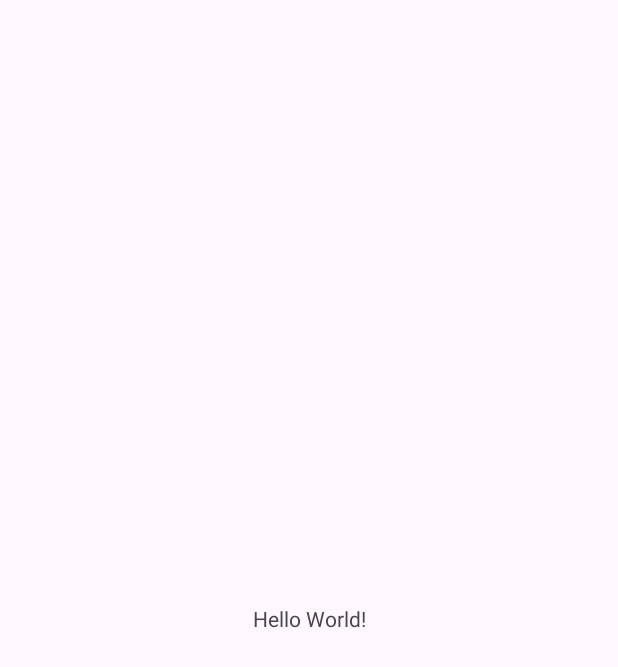
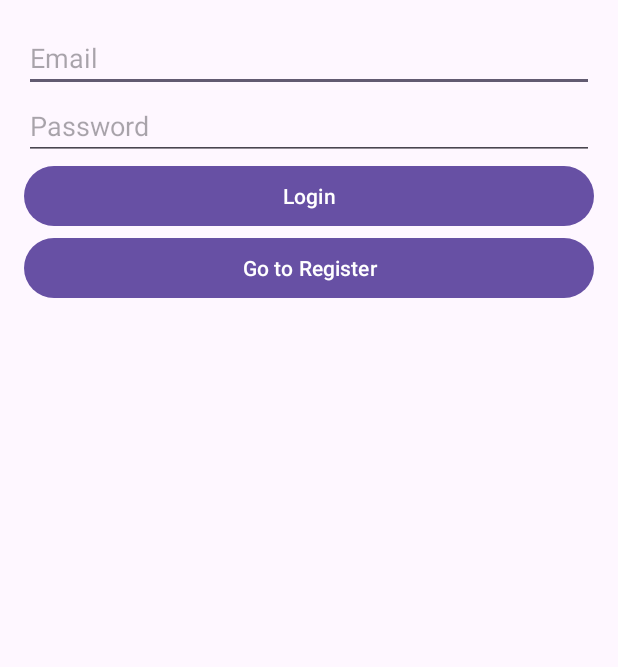
Before and after one commit to pibich/Kelompok6_Akivili, an Android app: the screen it shows after launch (MainActivity before the commit, LoginActivity after it), on a phone screen of 412 x 824 dp. Before the commit the part shown is almost empty. Shown: the top 667 px of the screen. Run offline under Robolectric (Android 15) with nearby library versions, the light colour scheme and no system bars; our stand-ins replace Firebase (no records; nobody signed in at launch, a user with empty details on screens opened directly).

Commit message:
Login and Register

```diff
--- a/app/build.gradle.kts
+++ b/app/build.gradle.kts
@@ -1,6 +1,7 @@
 plugins {
     alias(libs.plugins.android.application)
     alias(libs.plugins.kotlin.android)
+    id("com.google.gms.google-services")
 }
 
 android {
@@ -42,6 +43,11 @@ dependencies {
     implementation(libs.material)
     implementation(libs.androidx.activity)
     implementation(libs.androidx.constraintlayout)
+    implementation(platform("com.google.firebase:firebase-bom:33.4.0"))
+    implementation("com.google.firebase:firebase-analytics")
+    implementation("com.google.firebase:firebase-firestore")
+    implementation("com.google.firebase:firebase-auth-ktx")
+    implementation(libs.play.services.location)
     testImplementation(libs.junit)
     androidTestImplementation(libs.androidx.junit)
     androidTestImplementation(libs.androidx.espresso.core)
--- /dev/null
+++ b/app/src/main/java/com/example/kelompok6_akivili/LoginActivity.kt
@@ -0,0 +1,58 @@
+package com.example.kelompok6_akivili
+
+import android.content.Intent
+import android.os.Bundle
+import android.util.Log
+import android.widget.Button
+import android.widget.EditText
+import androidx.appcompat.app.AppCompatActivity
+import com.google.firebase.auth.FirebaseAuth
+
+class LoginActivity : AppCompatActivity() {
+    private lateinit var auth: FirebaseAuth
+
+    private lateinit var emailEditText: EditText
+    private lateinit var passwordEditText: EditText
+    private lateinit var loginButton: Button
+    private lateinit var registerButton: Button
+
+    override fun onCreate(savedInstanceState: Bundle?) {
+        super.onCreate(savedInstanceState)
+        setContentView(R.layout.activity_login)
+
+        auth = FirebaseAuth.getInstance()
+
+        emailEditText = findViewById(R.id.emailEditText)
+        passwordEditText = findViewById(R.id.passwordEditText)
+        loginButton = findViewById(R.id.loginButton)
+        registerButton = findViewById(R.id.registerButton)
+
+        loginButton.setOnClickListener {
+            val email = emailEditText.text.toString()
+            val password = passwordEditText.text.toString()
+            loginUser(email, password)
+        }
+
+        registerButton.setOnClickListener {
+            startActivity(Intent(this, RegisterActivity::class.java))
+        }
+    }
+
+    private fun loginUser(email: String, password: String) {
+        auth.signInWithEmailAndPassword(email, password)
+            .addOnCompleteListener { task ->
+                if (task.isSuccessful) {
+                    Log.d(TAG, "signInWithEmail:success")
+                    val user = auth.currentUser
+                    startActivity(Intent(this, MainActivity::class.java))
+                    finish()
+                } else {
+                    Log.w(TAG, "signInWithEmail:failure", task.exception)
+                }
+            }
+    }
+
+    companion object {
+        private const val TAG = "LoginActivity"
+    }
+}
--- a/app/src/main/java/com/example/kelompok6_akivili/SplashActivity.kt
+++ b/app/src/main/java/com/example/kelompok6_akivili/SplashActivity.kt
@@ -1,14 +1,22 @@
 package com.example.kelompok6_akivili
 
+import android.Manifest
 import android.content.Intent
+import android.content.pm.PackageManager
 import android.os.Bundle
 import android.os.Handler
 import android.os.Looper
 import android.view.animation.AnimationUtils
 import android.widget.ImageView
 import androidx.appcompat.app.AppCompatActivity
+import androidx.core.app.ActivityCompat
+import androidx.core.content.ContextCompat
 
 class SplashActivity : AppCompatActivity() {
+
+    companion object {
+        private const val LOCATION_PERMISSION_REQUEST_CODE = 1
+    }
 
     override fun onCreate(savedInstanceState: Bundle?) {
         super.onCreate(savedInstanceState)
@@ -18,14 +26,28 @@ class SplashActivity : AppCompatActivity() {
         val fadeIn = AnimationUtils.loadAnimation(this, R.anim.fade_in)
         logo.startAnimation(fadeIn)
 
+        if (ContextCompat.checkSelfPermission(this, Manifest.permission.ACCESS_FINE_LOCATION) != PackageManager.PERMISSION_GRANTED) {
+            ActivityCompat.requestPermissions(this, arrayOf(Manifest.permission.ACCESS_FINE_LOCATION), LOCATION_PERMISSION_REQUEST_CODE)
+        } else {
+            navigateToLogin()
+        }
+    }
+
+    private fun navigateToLogin() {
         Handler(Looper.getMainLooper()).postDelayed({
-            val fadeOut = AnimationUtils.loadAnimation(this, R.anim.fade_out)
-            logo.startAnimation(fadeOut)
-
-            val intent = Intent(this, MainActivity::class.java)
-            startActivity(intent)
+            startActivity(Intent(this, LoginActivity::class.java))
             finish()
         }, 3000)
     }
 
+    override fun onRequestPermissionsResult(requestCode: Int, permissions: Array<out String>, grantResults: IntArray) {
+        super.onRequestPermissionsResult(requestCode, permissions, grantResults)
+        if (requestCode == LOCATION_PERMISSION_REQUEST_CODE) {
+            if (grantResults.isNotEmpty() && grantResults[0] == PackageManager.PERMISSION_GRANTED) {
+                navigateToLogin()
+            } else {
+                navigateToLogin()
+            }
+        }
+    }
 }
--- /dev/null
+++ b/app/src/main/res/layout/activity_login.xml
@@ -0,0 +1,33 @@
+<?xml version="1.0" encoding="utf-8"?>
+<LinearLayout xmlns:android="http://schemas.android.com/apk/res/android"
+    android:layout_width="match_parent"
+    android:layout_height="match_parent"
+    android:orientation="vertical"
+    android:padding="16dp">
+
+    <EditText
+        android:id="@+id/emailEditText"
+        android:layout_width="match_parent"
+        android:layout_height="wrap_content"
+        android:hint="Email"
+        android:inputType="textEmailAddress" />
+
+    <EditText
+        android:id="@+id/passwordEditText"
+        android:layout_width="match_parent"
+        android:layout_height="wrap_content"
+        android:hint="Password"
+        android:inputType="textPassword" />
+
+    <Button
+        android:id="@+id/loginButton"
+        android:layout_width="match_parent"
+        android:layout_height="wrap_content"
+        android:text="Login" />
+
+    <Button
+        android:id="@+id/registerButton"
+        android:layout_width="match_parent"
+        android:layout_height="wrap_content"
+        android:text="Go to Register" />
+</LinearLayout>
--- a/app/src/main/res/layout/activity_splash.xml
+++ b/app/src/main/res/layout/activity_splash.xml
@@ -4,12 +4,12 @@ android:layout_width="match_parent"
 android:layout_height="match_parent"
 android:orientation="vertical"
 android:gravity="center"
-android:background="@color/white">
+android:background="@color/orange">
 
 <ImageView
     android:id="@+id/logo"
     android:layout_width="wrap_content"
     android:layout_height="wrap_content"
-    android:src="@drawable/ic_launcher_background" /> <!-- Ganti dengan logo aplikasi -->
+    android:src="@drawable/logo_akivili" /> <!-- Ganti dengan logo aplikasi -->
 
 </LinearLayout>
--- a/app/src/main/res/values/colors.xml
+++ b/app/src/main/res/values/colors.xml
@@ -2,4 +2,5 @@
 <resources>
     <color name="black">#FF000000</color>
     <color name="white">#FFFFFFFF</color>
+    <color name="orange">#F9B024</color>
 </resources>
--- a/build.gradle.kts
+++ b/build.gradle.kts
@@ -2,4 +2,5 @@
 plugins {
     alias(libs.plugins.android.application) apply false
     alias(libs.plugins.kotlin.android) apply false
+    id("com.google.gms.google-services") version "4.4.2" apply false
 }
--- a/gradle/libs.versions.toml
+++ b/gradle/libs.versions.toml
@@ -9,6 +9,7 @@ appcompat = "1.6.1"
 material = "1.10.0"
 activity = "1.8.0"
 constraintlayout = "2.1.4"
+playServicesLocation = "21.3.0"
 
 [libraries]
 androidx-core-ktx = { group = "androidx.core", name = "core-ktx", version.ref = "coreKtx" }
@@ -19,6 +20,7 @@ androidx-appcompat = { group = "androidx.appcompat", name = "appcompat", version
 material = { group = "com.google.android.material", name = "material", version.ref = "material" }
 androidx-activity = { group = "androidx.activity", name = "activity", version.ref = "activity" }
 androidx-constraintlayout = { group = "androidx.constraintlayout", name = "constraintlayout", version.ref = "constraintlayout" }
+play-services-location = { group = "com.google.android.gms", name = "play-services-location", version.ref = "playServicesLocation" }
 
 [plugins]
 android-application = { id = "com.android.application", version.ref = "agp" }
```
Also changed, not shown: app/src/main/AndroidManifest.xml (+9 -2 lines), app/src/main/java/com/example/kelompok6_akivili/AuthActivity.kt (added, +89 -0 lines), app/src/main/java/com/example/kelompok6_akivili/MainActivity.kt (+74 -8 lines), app/src/main/java/com/example/kelompok6_akivili/RegisterActivity.kt (added, +78 -0 lines), app/src/main/res/layout/activity_auth.xml (added, +39 -0 lines), app/src/main/res/layout/activity_register.xml (added, +33 -0 lines), app/src/main/res/drawable/logo_akivili.png (added), 1 other file.
